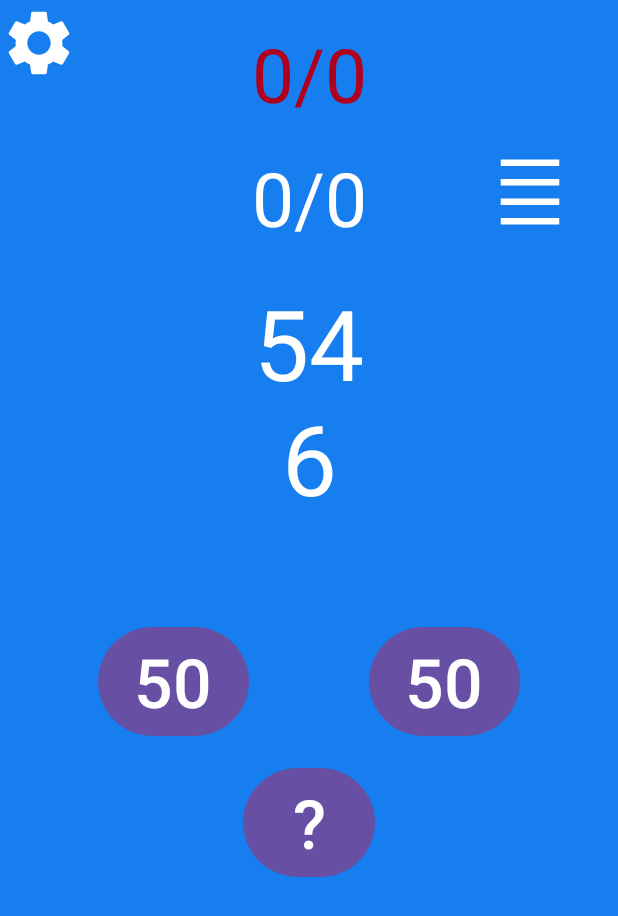
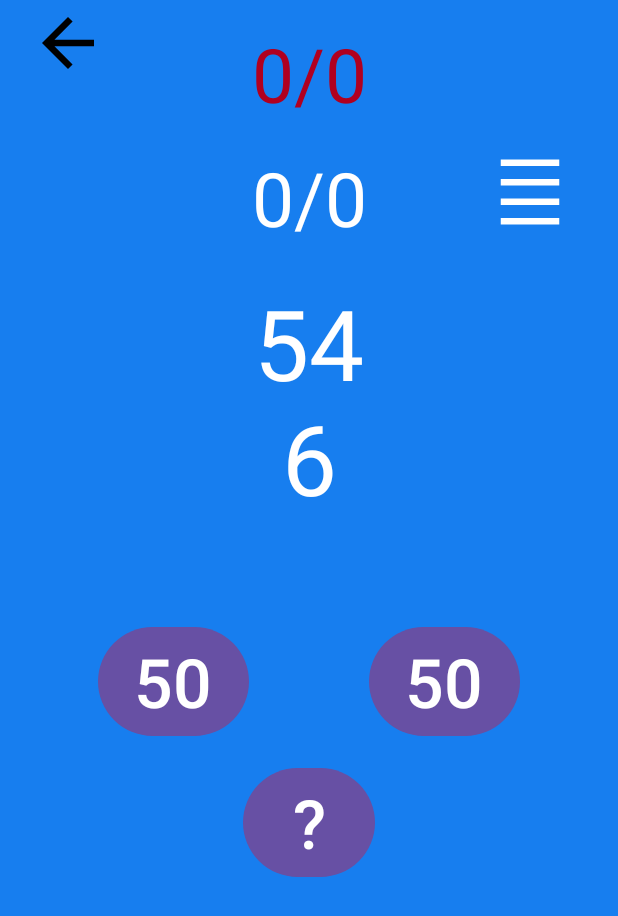
Before and after one commit to RonakWithCode/Math-Quiz, an Android app: the fragment GameScreenFragment shown on its own in the app's theme, on a phone screen of 412 x 824 dp. Shown: the top 916 px of the screen. Run offline under Robolectric (Android 15) with nearby library versions, the phone set to English and light mode, and no system bars; our stand-ins replace AdMob, sdp/ssp sizes; pictures from the network do not load; 3 statements that could not run were skipped.

```diff
--- a/app/src/main/res/layout/fragment_game_screen.xml
+++ b/app/src/main/res/layout/fragment_game_screen.xml
@@ -13,13 +13,14 @@
         android:layout_height="wrap_content">
 
         <ImageView
-            android:id="@+id/setting"
+            android:id="@+id/back"
             android:layout_width="@dimen/_40sdp"
             android:layout_height="@dimen/_40sdp"
+            android:layout_marginStart="@dimen/_15sdp"
             android:layout_alignParentStart="true"
             android:layout_marginTop="@dimen/_2sdp"
             android:scaleType="fitXY"
-            android:src="@drawable/baseline_settings_24"/>
+            android:src="@drawable/baseline_arrow_back_24"/>
         <TextView
             android:id="@+id/number_of_wrong"
             android:text="0/3"
--- /dev/null
+++ b/app/src/main/res/values/ic_launcher_background.xml
@@ -0,0 +1,4 @@
+<?xml version="1.0" encoding="utf-8"?>
+<resources>
+    <color name="ic_launcher_background">#FD5656</color>
+</resources>
```
Also changed, not shown: app/src/main/java/com/example/mathquizgame/Fragment/GameScreenFragment.java (+44 -4 lines), app/src/main/ic_launcher-playstore.png (added), app/src/main/res/mipmap-hdpi/ic_launcher.png (added), app/src/main/res/mipmap-hdpi/ic_launcher_foreground.png (added), app/src/main/res/mipmap-hdpi/ic_launcher_round.png (added), app/src/main/res/mipmap-mdpi/ic_launcher.png (added), app/src/main/res/mipmap-mdpi/ic_launcher_foreground.png (added), app/src/main/res/mipmap-mdpi/ic_launcher_round.png (added), app/src/main/res/mipmap-xhdpi/ic_launcher.png (added), app/src/main/res/mipmap-xhdpi/ic_launcher_foreground.png (added), app/src/main/res/mipmap-xhdpi/ic_launcher_round.png (added), app/src/main/res/mipmap-xxhdpi/ic_launcher.png (added), app/src/main/res/mipmap-xxhdpi/ic_launcher_foreground.png (added), app/src/main/res/mipmap-xxhdpi/ic_launcher_round.png (added), 3 more files.
